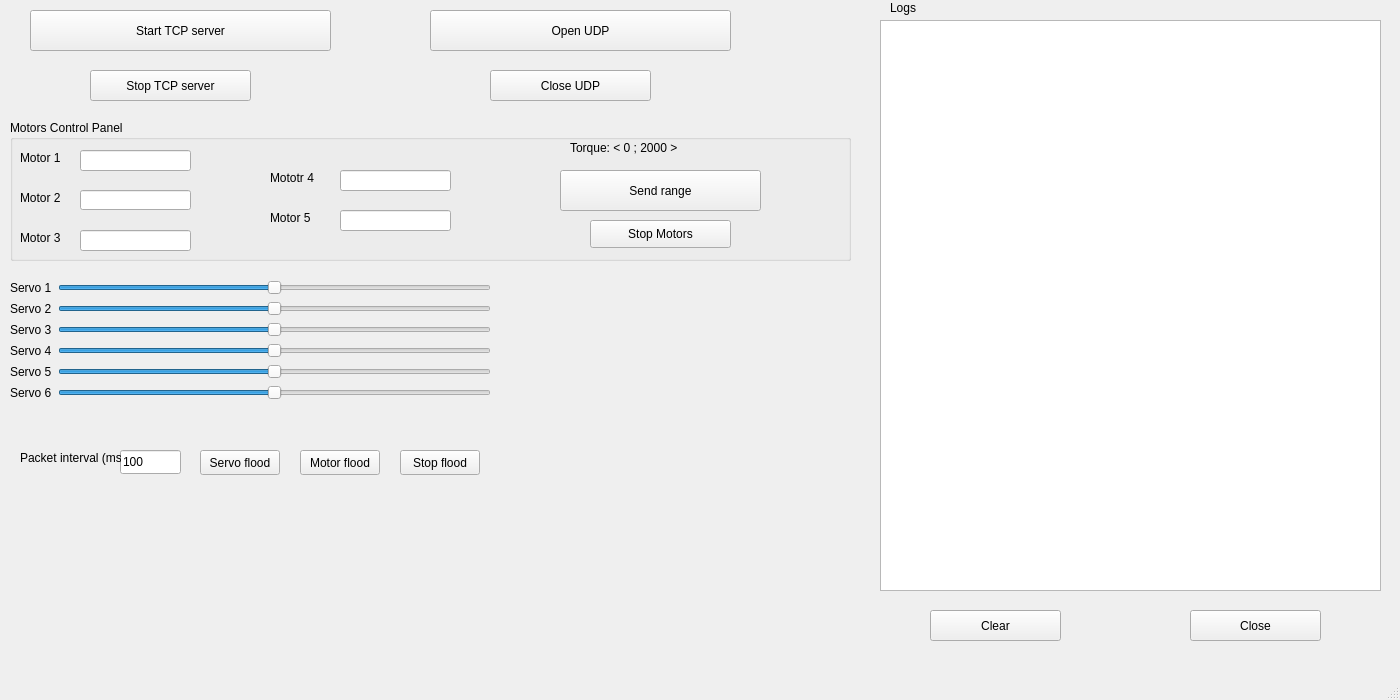
The window that App/mainwindow.ui (sq8vps/haller) describes before a commit, drawn with Qt 5.
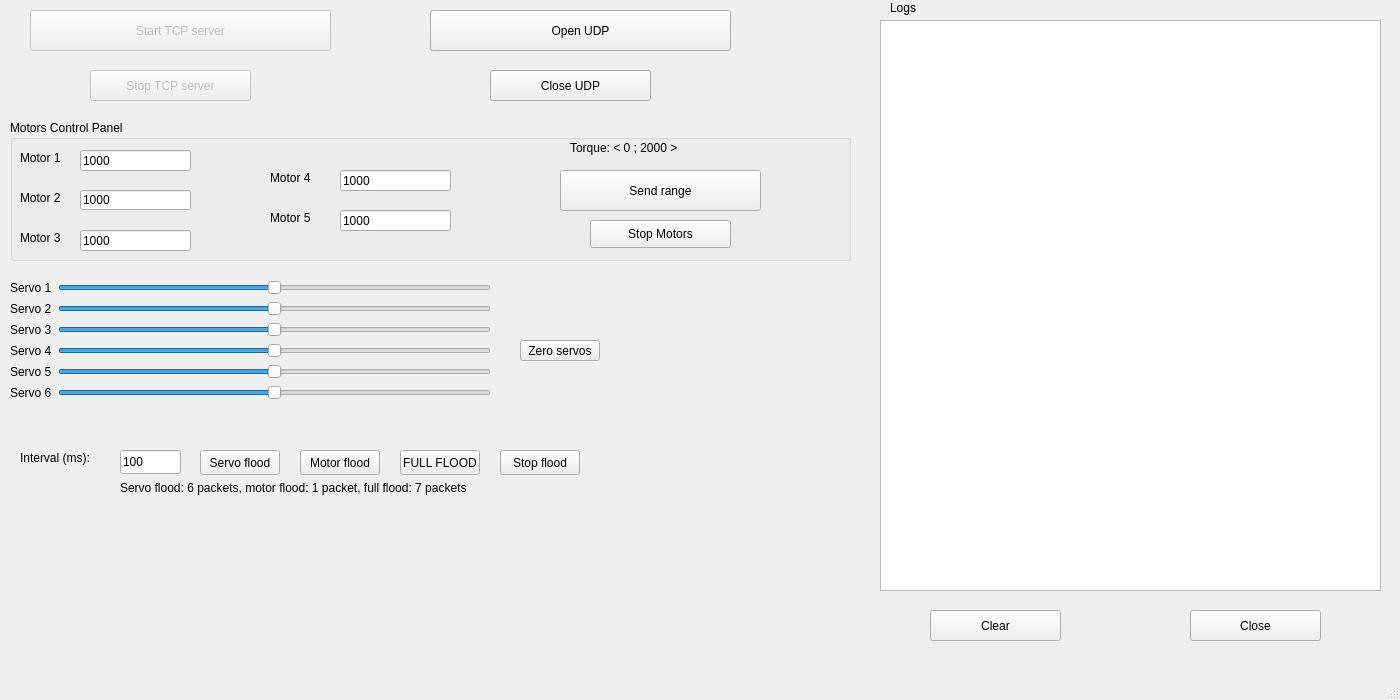
The same window after the commit.

Commit message: servos corrected, new ramp mode

The edit to the form file:
```diff
--- a/App/mainwindow.ui
+++ b/App/mainwindow.ui
@@ -38,6 +38,9 @@
     </property>
    </widget>
    <widget class="QPushButton" name="Disconnect">
+    <property name="enabled">
+     <bool>false</bool>
+    </property>
     <property name="geometry">
      <rect>
       <x>90</x>
@@ -49,6 +52,9 @@
     <property name="text">
      <string>Stop TCP server</string>
     </property>
+    <property name="checkable">
+     <bool>false</bool>
+    </property>
    </widget>
    <widget class="QLabel" name="label">
     <property name="geometry">
@@ -90,6 +96,9 @@
     </property>
    </widget>
    <widget class="QPushButton" name="Connect">
+    <property name="enabled">
+     <bool>false</bool>
+    </property>
     <property name="geometry">
      <rect>
       <x>30</x>
@@ -215,7 +224,7 @@
       </rect>
      </property>
      <property name="text">
-      <string>Mototr 4</string>
+      <string>Motor 4</string>
      </property>
     </widget>
     <widget class="QLabel" name="label_7">
@@ -240,6 +249,9 @@
        <height>21</height>
       </rect>
      </property>
+     <property name="text">
+      <string>1000</string>
+     </property>
     </widget>
     <widget class="QLineEdit" name="torque2">
      <property name="geometry">
@@ -250,6 +262,9 @@
        <height>20</height>
       </rect>
      </property>
+     <property name="text">
+      <string>1000</string>
+     </property>
     </widget>
     <widget class="QLineEdit" name="torque3">
      <property name="geometry">
@@ -260,6 +275,9 @@
        <height>21</height>
       </rect>
      </property>
+     <property name="text">
+      <string>1000</string>
+     </property>
     </widget>
     <widget class="QLineEdit" name="torque4">
      <property name="geometry">
@@ -270,6 +288,9 @@
        <height>21</height>
       </rect>
      </property>
+     <property name="text">
+      <string>1000</string>
+     </property>
     </widget>
     <widget class="QLineEdit" name="torque5">
      <property name="geometry">
@@ -280,6 +301,9 @@
        <height>21</height>
       </rect>
      </property>
+     <property name="text">
+      <string>1000</string>
+     </property>
     </widget>
    </widget>
    <widget class="QWidget" name="layoutWidget">
@@ -288,7 +312,7 @@
       <x>10</x>
       <y>280</y>
       <width>481</width>
-      <height>131</height>
+      <height>145</height>
      </rect>
     </property>
     <layout class="QFormLayout" name="formLayout">
@@ -440,7 +464,7 @@
      </rect>
     </property>
     <property name="text">
-     <string>Packet interval (ms):</string>
+     <string>Interval (ms):</string>
     </property>
    </widget>
    <widget class="QPushButton" name="pushButton">
@@ -472,7 +496,7 @@
    <widget class="QPushButton" name="pushButton_3">
     <property name="geometry">
      <rect>
-      <x>400</x>
+      <x>500</x>
       <y>450</y>
       <width>80</width>
       <height>25</height>
@@ -482,6 +506,45 @@
      <string>Stop flood</string>
     </property>
    </widget>
+   <widget class="QPushButton" name="pushButton_4">
+    <property name="geometry">
+     <rect>
+      <x>520</x>
+      <y>340</y>
+      <width>80</width>
+      <height>21</height>
+     </rect>
+    </property>
+    <property name="text">
+     <string>Zero servos</string>
+    </property>
+   </widget>
+   <widget class="QPushButton" name="pushButton_5">
+    <property name="geometry">
+     <rect>
+      <x>400</x>
+      <y>450</y>
+      <width>80</width>
+      <height>25</height>
+     </rect>
+    </property>
+    <property name="text">
+     <string>FULL FLOOD</string>
+    </property>
+   </widget>
+   <widget class="QLabel" name="label_15">
+    <property name="geometry">
+     <rect>
+      <x>120</x>
+      <y>480</y>
+      <width>531</width>
+      <height>16</height>
+     </rect>
+    </property>
+    <property name="text">
+     <string>Servo flood: 6 packets, motor flood: 1 packet, full flood: 7 packets</string>
+    </property>
+   </widget>
   </widget>
   <widget class="QMenuBar" name="menubar">
    <property name="geometry">
```
Left out of the diff: 6 changed lines with no effect on the pictures. The commit also changes 6 other files.
